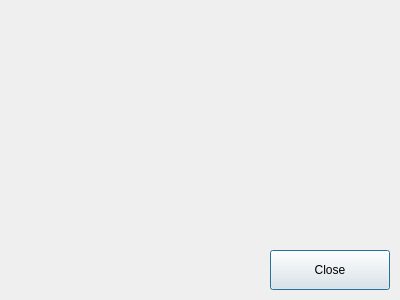
First picture: the form in trunk/Resources/CrypTool/Dialogs/DialogAbout.ui, repository flomar/QCrypTool, before the edit.
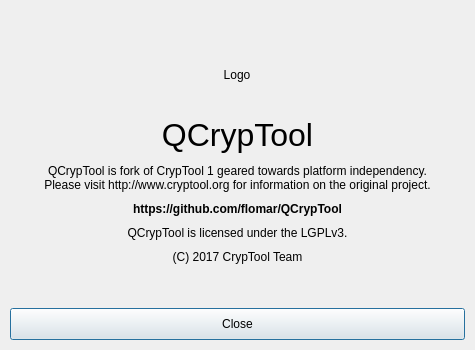
Second picture: the form after the edit.

Commit message: improved user interface, in particular: first draft for the About dialog

Diff of the .ui file:
```diff
--- a/trunk/Resources/CrypTool/Dialogs/DialogAbout.ui
+++ b/trunk/Resources/CrypTool/Dialogs/DialogAbout.ui
@@ -6,26 +6,217 @@
    <rect>
     <x>0</x>
     <y>0</y>
-    <width>400</width>
-    <height>300</height>
+    <width>475</width>
+    <height>350</height>
    </rect>
   </property>
   <property name="windowTitle">
    <string>DialogAbout</string>
   </property>
-  <widget class="QPushButton" name="DialogAboutPushButtonClose">
-   <property name="geometry">
-    <rect>
-     <x>270</x>
-     <y>250</y>
-     <width>120</width>
-     <height>40</height>
-    </rect>
+  <layout class="QVBoxLayout" name="verticalLayout">
+   <property name="spacing">
+    <number>10</number>
    </property>
-   <property name="text">
-    <string>Close</string>
+   <property name="leftMargin">
+    <number>10</number>
    </property>
-  </widget>
+   <property name="topMargin">
+    <number>10</number>
+   </property>
+   <property name="rightMargin">
+    <number>10</number>
+   </property>
+   <property name="bottomMargin">
+    <number>10</number>
+   </property>
+   <item>
+    <spacer name="DialogAboutVerticalSpacer1">
+     <property name="orientation">
+      <enum>Qt::Vertical</enum>
+     </property>
+     <property name="sizeHint" stdset="0">
+      <size>
+       <width>20</width>
+       <height>40</height>
+      </size>
+     </property>
+    </spacer>
+   </item>
+   <item>
+    <layout class="QHBoxLayout" name="DialogAboutHorizontalLayoutLogo">
+     <item>
+      <widget class="QLabel" name="DialogAboutLabelApplicationLogo">
+       <property name="minimumSize">
+        <size>
+         <width>64</width>
+         <height>64</height>
+        </size>
+       </property>
+       <property name="maximumSize">
+        <size>
+         <width>64</width>
+         <height>64</height>
+        </size>
+       </property>
+       <property name="text">
+        <string>Logo</string>
+       </property>
+       <property name="textFormat">
+        <enum>Qt::AutoText</enum>
+       </property>
+       <property name="alignment">
+        <set>Qt::AlignCenter</set>
+       </property>
+       <property name="wordWrap">
+        <bool>true</bool>
+       </property>
+       <property name="textInteractionFlags">
+        <set>Qt::LinksAccessibleByMouse|Qt::TextSelectableByMouse</set>
+       </property>
+      </widget>
+     </item>
+    </layout>
+   </item>
+   <item>
+    <widget class="QLabel" name="DialogAboutLabelApplicationNameAndVersion">
+     <property name="font">
+      <font>
+       <pointsize>24</pointsize>
+      </font>
+     </property>
+     <property name="text">
+      <string>QCrypTool</string>
+     </property>
+     <property name="textFormat">
+      <enum>Qt::AutoText</enum>
+     </property>
+     <property name="alignment">
+      <set>Qt::AlignCenter</set>
+     </property>
+     <property name="wordWrap">
+      <bool>true</bool>
+     </property>
+     <property name="textInteractionFlags">
+      <set>Qt::LinksAccessibleByMouse|Qt::TextSelectableByMouse</set>
+     </property>
+    </widget>
+   </item>
+   <item>
+    <widget class="QLabel" name="DialogAboutLabelApplicationInformation">
+     <property name="text">
+      <string>QCrypTool is fork of CrypTool 1 geared towards platform independency.&lt;br&gt;Please visit http://www.cryptool.org for information on the original project.</string>
+     </property>
+     <property name="textFormat">
+      <enum>Qt::AutoText</enum>
+     </property>
+     <property name="alignment">
+      <set>Qt::AlignCenter</set>
+     </property>
+     <property name="wordWrap">
+      <bool>true</bool>
+     </property>
+     <property name="textInteractionFlags">
+      <set>Qt::LinksAccessibleByMouse|Qt::TextSelectableByMouse</set>
+     </property>
+    </widget>
+   </item>
+   <item>
+    <widget class="QLabel" name="DialogAboutLabelApplicationRepositoryInformation">
+     <property name="font">
+      <font>
+       <weight>75</weight>
+       <bold>true</bold>
+      </font>
+     </property>
+     <property name="text">
+      <string>https://github.com/flomar/QCrypTool</string>
+     </property>
+     <property name="textFormat">
+      <enum>Qt::AutoText</enum>
+     </property>
+     <property name="alignment">
+      <set>Qt::AlignCenter</set>
+     </property>
+     <property name="wordWrap">
+      <bool>true</bool>
+     </property>
+     <property name="textInteractionFlags">
+      <set>Qt::LinksAccessibleByMouse|Qt::TextSelectableByMouse</set>
+     </property>
+    </widget>
+   </item>
+   <item>
+    <widget class="QLabel" name="DialogAboutLabelApplicationLicensingInformation">
+     <property name="text">
+      <string>QCrypTool is licensed under the LGPLv3.</string>
+     </property>
+     <property name="textFormat">
+      <enum>Qt::AutoText</enum>
+     </property>
+     <property name="alignment">
+      <set>Qt::AlignCenter</set>
+     </property>
+     <property name="wordWrap">
+      <bool>true</bool>
+     </property>
+     <property name="textInteractionFlags">
+      <set>Qt::LinksAccessibleByMouse|Qt::TextSelectableByMouse</set>
+     </property>
+    </widget>
+   </item>
+   <item>
+    <widget class="QLabel" name="DialogAboutLabelApplicationCopyrightInformation">
+     <property name="text">
+      <string>(C) 2017 CrypTool Team</string>
+     </property>
+     <property name="textFormat">
+      <enum>Qt::AutoText</enum>
+     </property>
+     <property name="alignment">
+      <set>Qt::AlignCenter</set>
+     </property>
+     <property name="wordWrap">
+      <bool>true</bool>
+     </property>
+     <property name="textInteractionFlags">
+      <set>Qt::LinksAccessibleByMouse|Qt::TextSelectableByMouse</set>
+     </property>
+    </widget>
+   </item>
+   <item>
+    <spacer name="DialogAboutVerticalSpacer2">
+     <property name="orientation">
+      <enum>Qt::Vertical</enum>
+     </property>
+     <property name="sizeHint" stdset="0">
+      <size>
+       <width>20</width>
+       <height>40</height>
+      </size>
+     </property>
+    </spacer>
+   </item>
+   <item>
+    <layout class="QHBoxLayout" name="DialogAboutHorizontalLayoutButtons">
+     <property name="spacing">
+      <number>0</number>
+     </property>
+     <item>
+      <widget class="QPushButton" name="DialogAboutPushButtonClose">
+       <property name="minimumSize">
+        <size>
+         <width>0</width>
+         <height>32</height>
+        </size>
+       </property>
+       <property name="text">
+        <string>Close</string>
+       </property>
+      </widget>
+     </item>
+    </layout>
+   </item>
+  </layout>
  </widget>
  <resources/>
  <connections/>
```
The commit also changes 14 other files.
